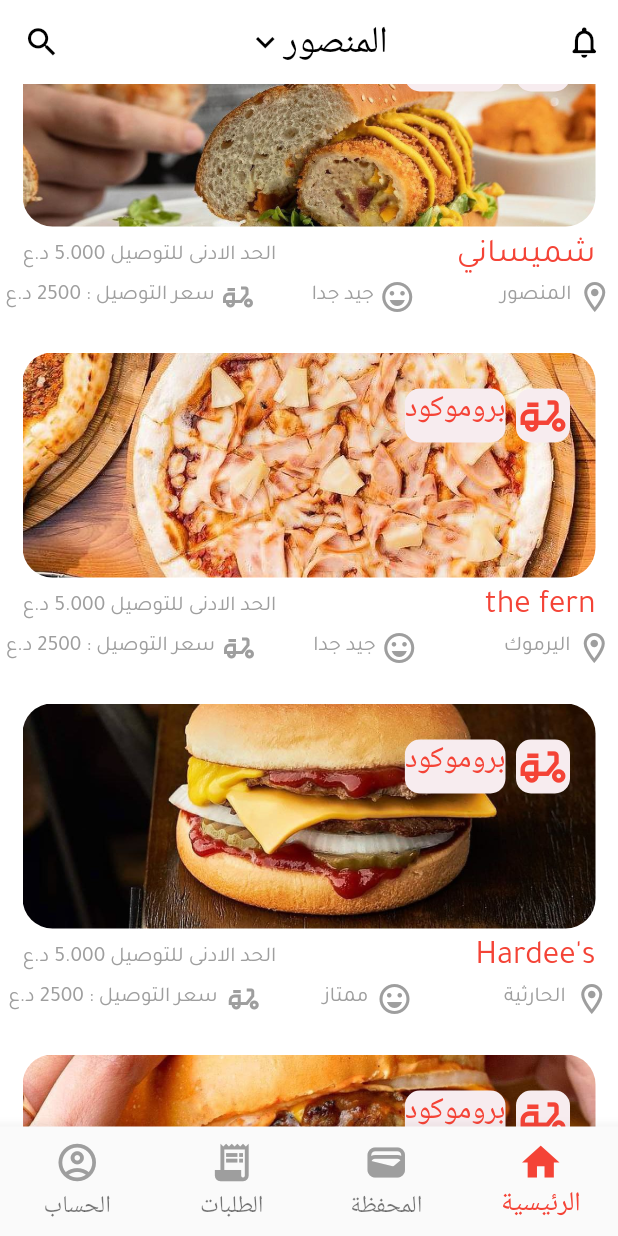
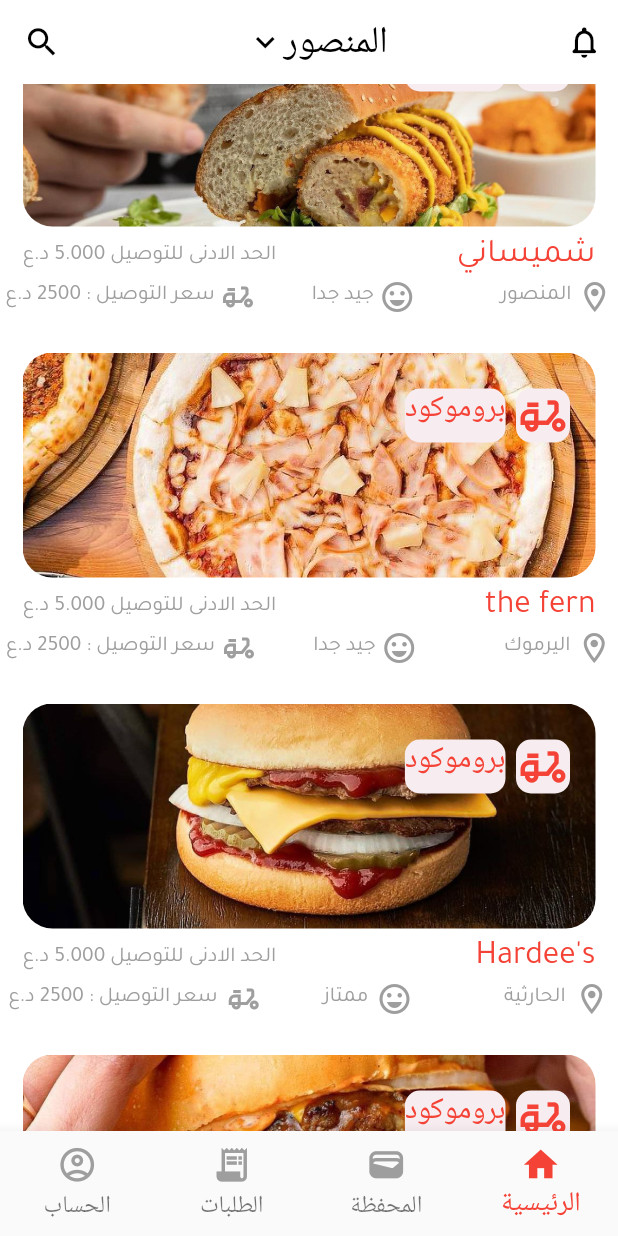
Before and after one commit to saluSelo/Talabatey_clone, a Flutter app: the screen it shows after launch, scrolled down 1152 dp, on a phone screen of 412 x 824 dp. Run offline on Flutter 3.47's test engine with Material 2 defaults, Android fonts, the phone set to English and light mode, and no system bars; missing offline and left inert: carousel_images.

Commit message:
change in navbar icon size

```diff
--- a/lib/Talabatey/TalabateyHome.dart
+++ b/lib/Talabatey/TalabateyHome.dart
@@ -66,7 +66,7 @@ class _TalabateyHomeState extends State<TalabateyHome> {
             BottomNavigationBarItem(
               icon: Icon(
                 Icons.account_circle_outlined,
-                size: 30,
+                size: 27,
                 color: Colors.grey,
               ),
               label: 'الحساب',
@@ -74,7 +74,7 @@ class _TalabateyHomeState extends State<TalabateyHome> {
             BottomNavigationBarItem(
               icon: Icon(
                 Icons.receipt_long,
-                size: 30,
+                size: 27,
                 color: Colors.grey,
               ),
               label: 'الطلبات',
@@ -82,7 +82,7 @@ class _TalabateyHomeState extends State<TalabateyHome> {
             BottomNavigationBarItem(
               icon: Icon(
                 Icons.wallet,
-                size: 30,
+                size: 27,
                 color: Colors.grey,
               ),
               label: 'المحفظة',
@@ -90,7 +90,7 @@ class _TalabateyHomeState extends State<TalabateyHome> {
             BottomNavigationBarItem(
               icon: Icon(
                 Icons.home,
-                size: 30,
+                size: 27,
                 color: Colors.red,
               ),
               label: 'الرئيسية',
```
